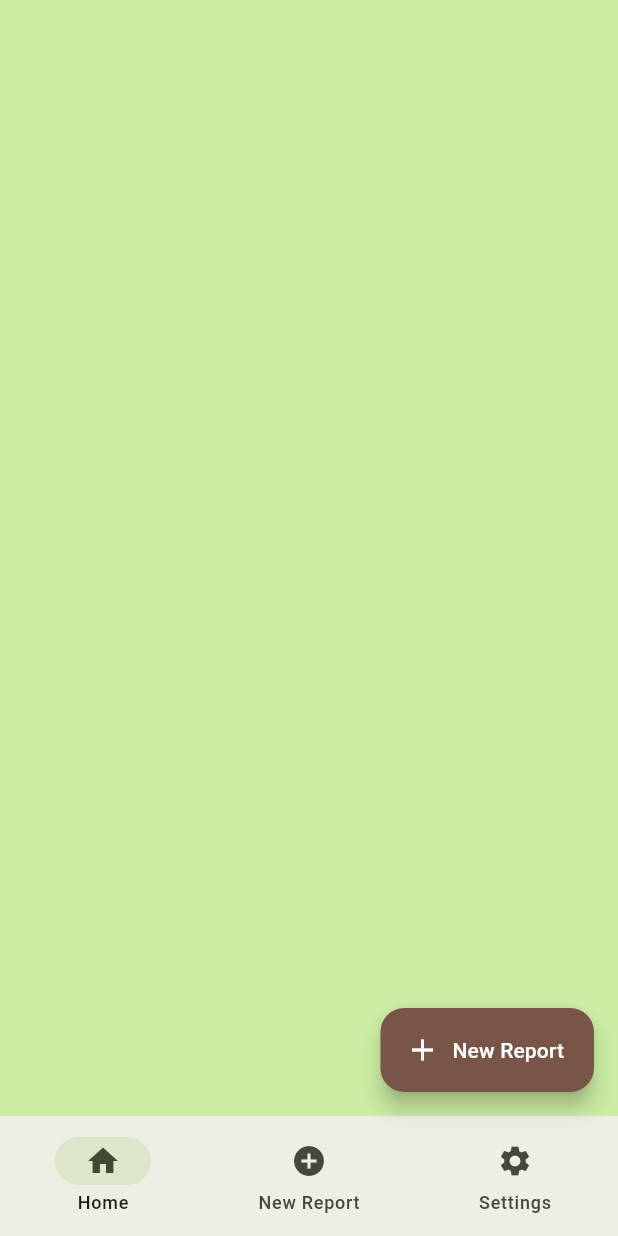
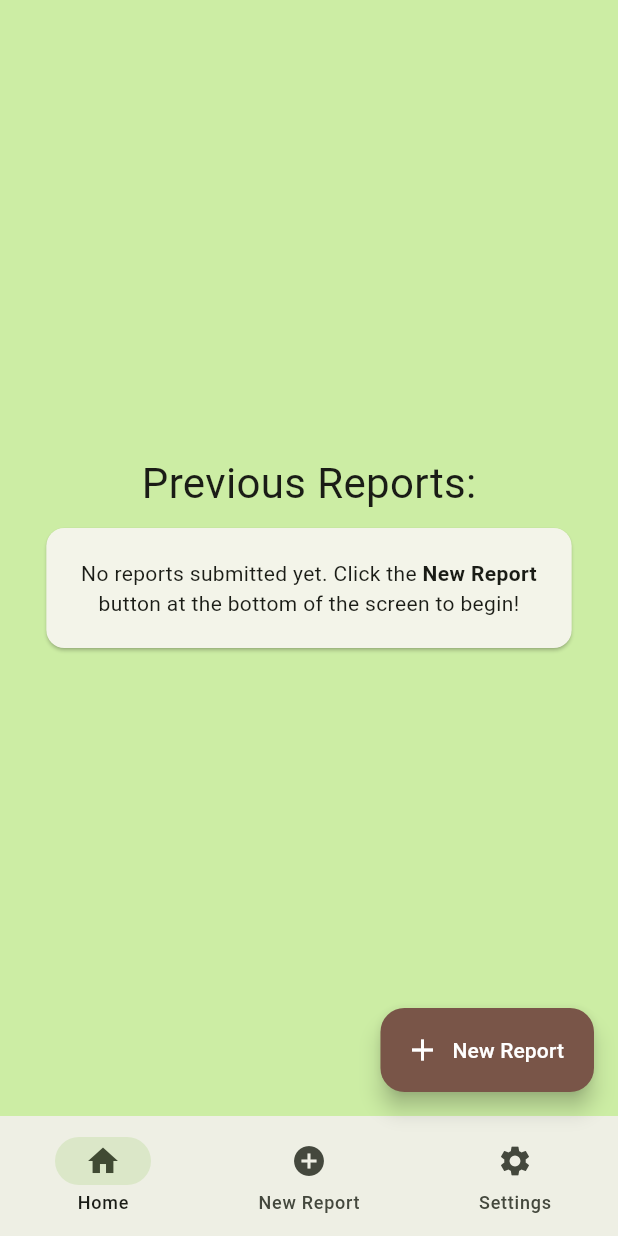
Before and after one commit to WilliamBarber/Senior-Project, a Flutter app: the screen it shows after launch, on a phone screen of 412 x 824 dp. Run offline on Flutter 3.47's test engine with Material 2 defaults, Android fonts, the phone set to English and light mode, and no system bars; our stand-ins replace cloud_firestore, custom_rating_bar, firebase_auth, firebase_core, firebase_storage, image_picker; accounts and stored records are empty.

Commit message:
Added a default message on the homescreen
The homescreen now shows a default message when there is no new report to submit. I also added a title to the homepage to explain that the reports are, in fact, previous reports.

```diff
--- a/WTA_App/lib/HomePage.dart
+++ b/WTA_App/lib/HomePage.dart
@@ -8,7 +8,44 @@ class HomePage extends StatelessWidget {
   Widget build(BuildContext context) {
     var appState = context.watch<MyAppState>();
     var oldReports = appState.getAllReports();
-    return Center(
+    return Column(mainAxisAlignment: MainAxisAlignment.center, children: [
+      Center(
+        child: Text(
+          'Previous Reports:',
+          style: DefaultTextStyle.of(context).style.apply(fontSizeFactor: 2.0),
+        ),
+      ),
+      if (oldReports.isEmpty)
+        Center(
+          child: Card(
+            margin: EdgeInsets.only(top: 10, bottom: 10),
+            child: FractionallySizedBox(
+              widthFactor: 0.85,
+              child: Padding(
+                padding: const EdgeInsets.all(20),
+                child: Column(
+                    mainAxisAlignment: MainAxisAlignment.center,
+                    children: [
+                      Text.rich(
+                          TextSpan(
+                              text: 'No reports submitted yet. Click the ',
+                              children: <TextSpan>[
+                                TextSpan(
+                                    text: 'New Report ',
+                                    style:
+                                        TextStyle(fontWeight: FontWeight.bold)),
+                                TextSpan(
+                                    text:
+                                        ' button at the bottom of the screen to begin!'),
+                              ]),
+                          textAlign: TextAlign.center),
+                    ]),
+              ),
+            ),
+          ),
+        )
+      else
+        Center(
           child: FractionallySizedBox(
             widthFactor: 0.85,
             child: ListView.builder(
@@ -38,8 +75,8 @@ class HomePage extends StatelessWidget {
                                     context,
                                     MaterialPageRoute(
                                         builder: (context) => OldReportPage(
-                                        report:
-                                            appState.getReport(reportNumber))),
+                                            report: appState
+                                                .getReport(reportNumber))),
                                   );
                                 },
                               ),
@@ -49,6 +86,7 @@ class HomePage extends StatelessWidget {
                   );
                 }),
           ),
-    );
+        ),
+    ]);
   }
 }
```
Lines whose indentation alone changed are shown as unchanged.
